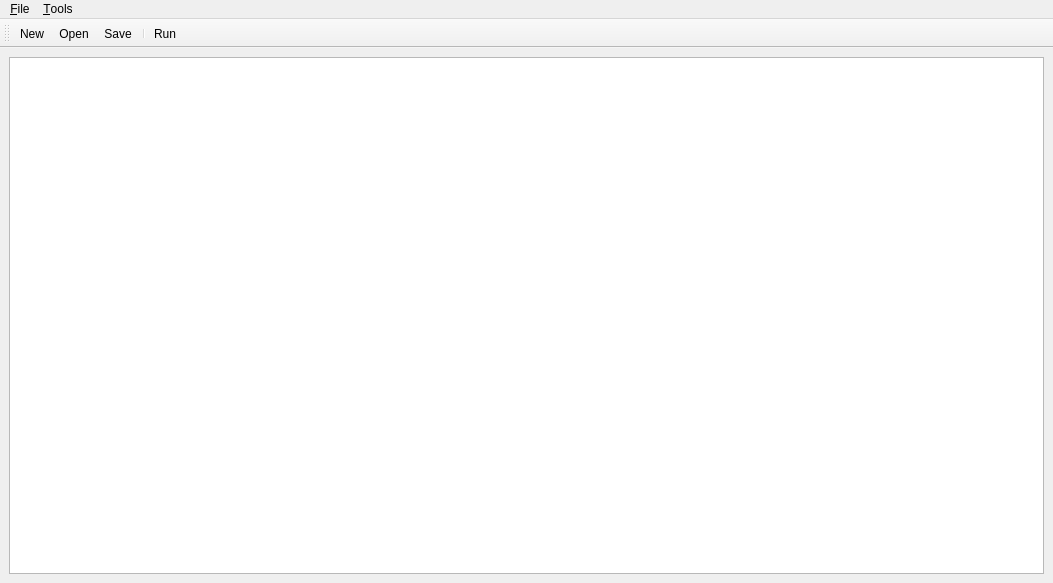
Qt form src/view/perfect.ui (docty/Matcox) before a commit.
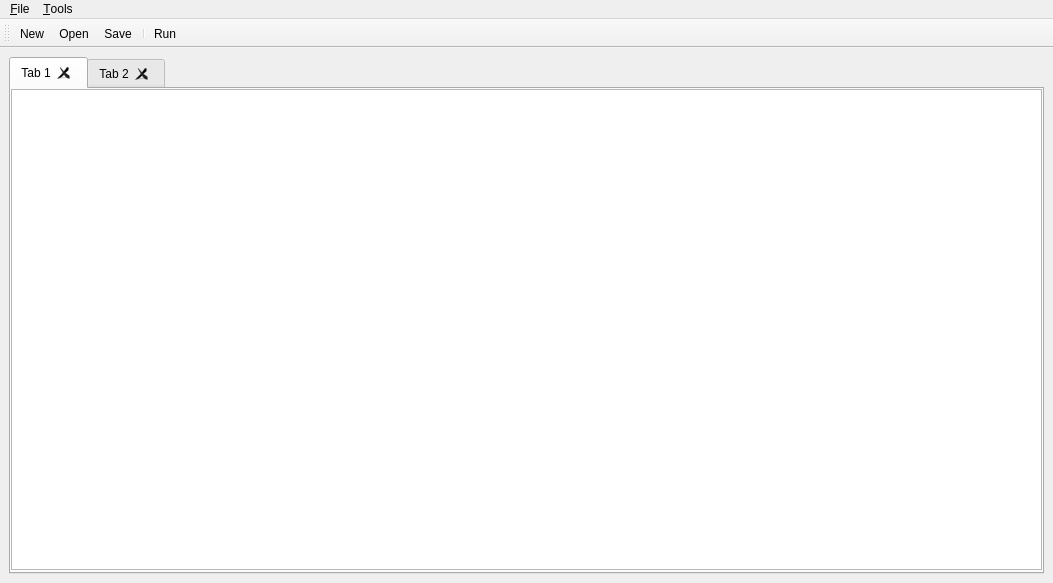
The same form after that commit. The open tabs and pages were chosen to show the change.

Diff of the .ui file:
```diff
--- a/src/view/perfect.ui
+++ b/src/view/perfect.ui
@@ -22,7 +22,56 @@
   <widget class="QWidget" name="centralwidget">
    <layout class="QGridLayout" name="gridLayout_2">
     <item row="0" column="0">
-     <widget class="QTextEdit" name="textBoard"/>
+     <layout class="QHBoxLayout" name="horizontalLayout">
+      <item>
+       <widget class="QTabWidget" name="tabWidget">
+        <property name="tabPosition">
+         <enum>QTabWidget::North</enum>
+        </property>
+        <property name="tabShape">
+         <enum>QTabWidget::Rounded</enum>
+        </property>
+        <property name="currentIndex">
+         <number>1</number>
+        </property>
+        <property name="elideMode">
+         <enum>Qt::ElideNone</enum>
+        </property>
+        <property name="tabsClosable">
+         <bool>true</bool>
+        </property>
+        <property name="movable">
+         <bool>true</bool>
+        </property>
+        <property name="tabBarAutoHide">
+         <bool>false</bool>
+        </property>
+        <widget class="QWidget" name="tab">
+         <property name="enabled">
+          <bool>true</bool>
+         </property>
+         <attribute name="title">
+          <string>Tab 1</string>
+         </attribute>
+         <widget class="QPlainTextEdit" name="plainTextEdit">
+          <property name="geometry">
+           <rect>
+            <x>0</x>
+            <y>0</y>
+            <width>1031</width>
+            <height>481</height>
+           </rect>
+          </property>
+         </widget>
+        </widget>
+        <widget class="QWidget" name="tab_2">
+         <attribute name="title">
+          <string>Tab 2</string>
+         </attribute>
+        </widget>
+       </widget>
+      </item>
+     </layout>
     </item>
    </layout>
   </widget>
```
